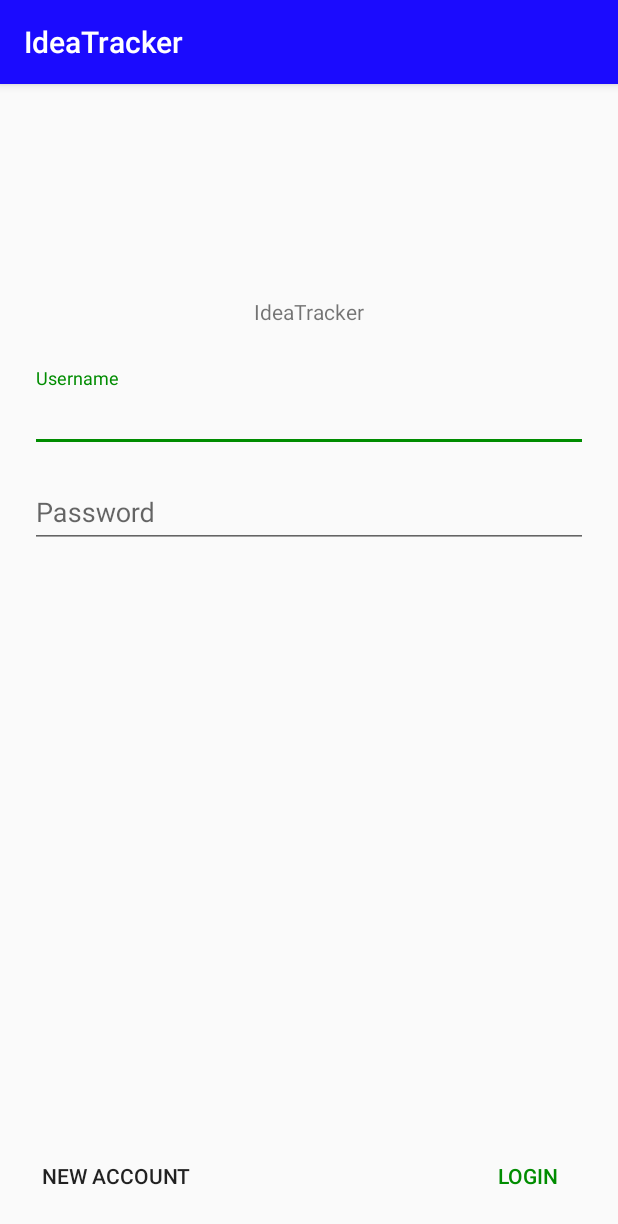
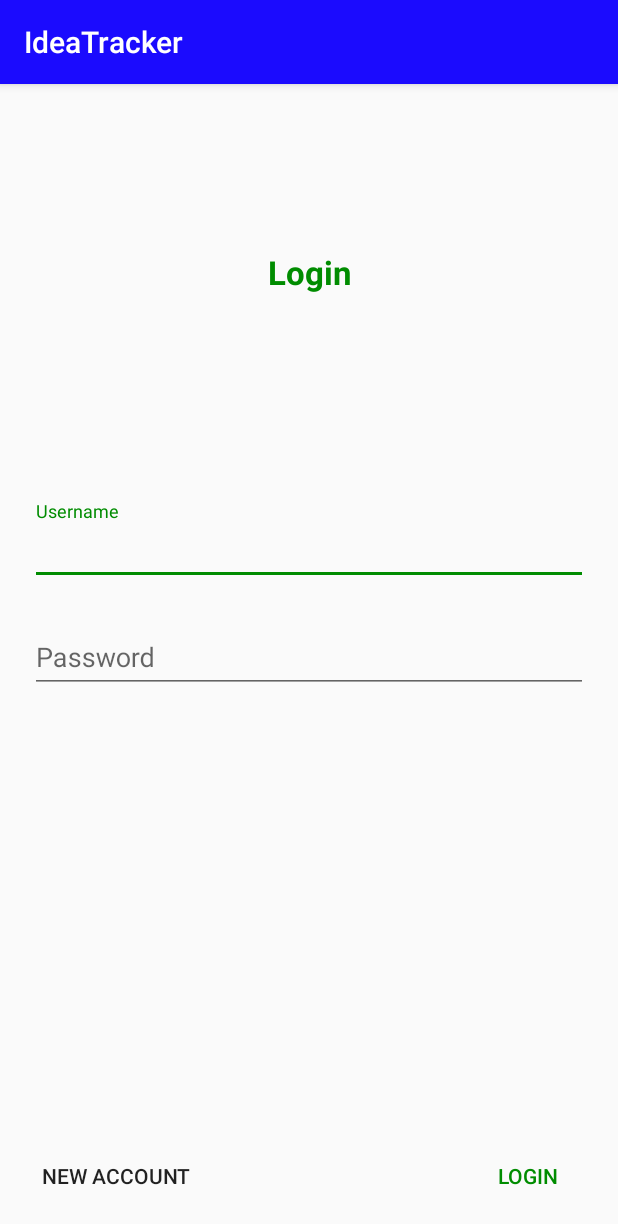
Before and after one commit to KayJay7/IdeaTracker, an Android app: the screen it shows after launch (LoginActivity), on a phone screen of 412 x 824 dp. Shown: the top 1224 px of the screen. Run offline under Robolectric (Android 15) with nearby library versions, the phone set to English and light mode, and no system bars.

Commit message:
activity_login modify and add language

```diff
--- a/app/src/main/res/layout/activity_login.xml
+++ b/app/src/main/res/layout/activity_login.xml
@@ -10,21 +10,27 @@
         android:id="@+id/txvHelloWorld"
         android:layout_width="wrap_content"
         android:layout_height="wrap_content"
-        android:text="@string/app_name"
-        app:layout_constraintBottom_toBottomOf="parent"
+        android:text="@string/login"
+        android:textAppearance="@style/Base.TextAppearance.AppCompat.Large"
+        android:textStyle="bold"
+        android:textColor="@color/colorAccent"
+        app:layout_constraintBottom_toTopOf="@id/llFields"
         app:layout_constraintEnd_toEndOf="parent"
         app:layout_constraintStart_toStartOf="parent"
         app:layout_constraintTop_toTopOf="parent"
-        app:layout_constraintVertical_bias="0.19" />
+        app:layout_constraintVertical_bias="0.50" />
 
     <LinearLayout
+        android:id="@+id/llFields"
         android:layout_width="0dp"
         android:layout_height="wrap_content"
+        android:layout_marginBottom="8dp"
         android:orientation="vertical"
         android:padding="20dp"
+        app:layout_constraintBottom_toTopOf="@+id/newacButton"
         app:layout_constraintEnd_toEndOf="parent"
         app:layout_constraintStart_toStartOf="parent"
-        app:layout_constraintTop_toBottomOf="@id/txvHelloWorld">
+        app:layout_constraintTop_toTopOf="parent">
 
         <android.support.design.widget.TextInputLayout
             android:layout_width="match_parent"
@@ -40,7 +46,8 @@
         <android.support.design.widget.TextInputLayout
             android:layout_width="match_parent"
             android:layout_height="wrap_content"
-            android:layout_marginTop="8dp">
+            android:layout_marginTop="16dp"
+            app:errorEnabled="true">
 
             <android.support.design.widget.TextInputEditText
                 android:layout_width="match_parent"
--- a/app/src/main/res/values/strings.xml
+++ b/app/src/main/res/values/strings.xml
@@ -1,7 +1,8 @@
 <resources>
     <string name="app_name">IdeaTracker</string>
     <string name="usrn">Username</string>
-    <string name="pswd">Password</string>
+    <string name="pswd" translatable="false">Password</string>
     <string name="nwac">New account</string>
-    <string name="login">Login</string>
+    <string name="login" translatable="false">Login</string>
+    <string name="logerr">Login Failed!</string>
 </resources>
```
Also changed, not shown: 1 other file.
